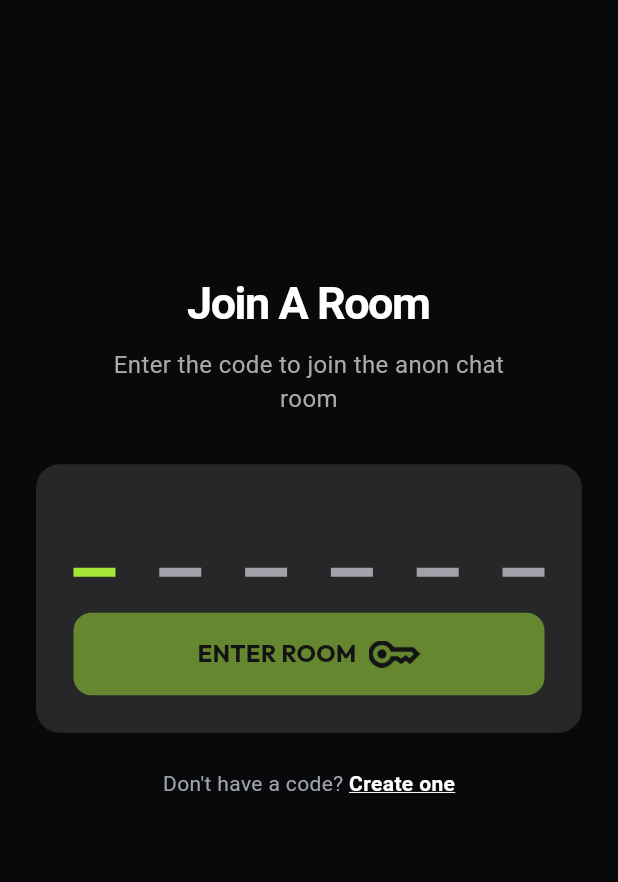
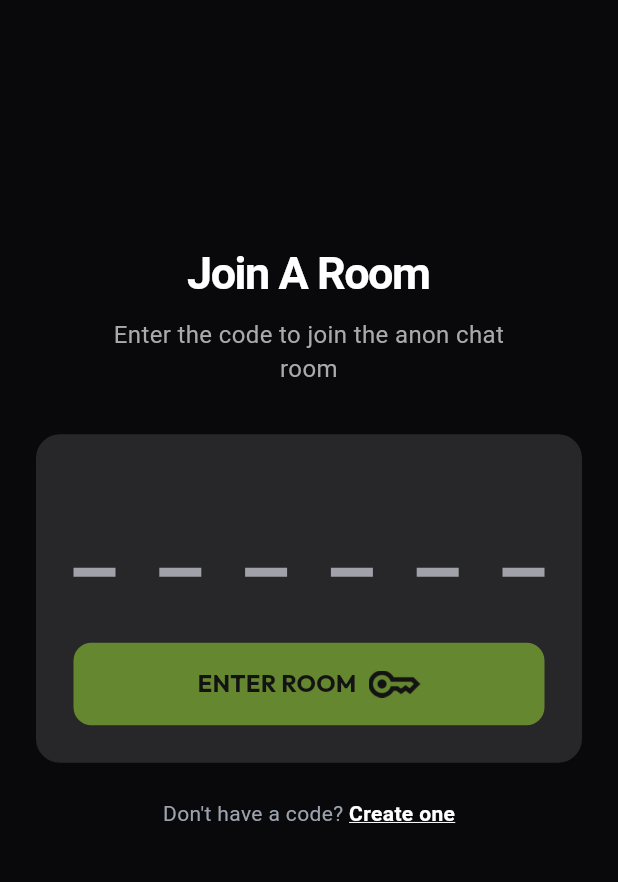
Before and after one commit to harshkumarkhatri/Rumour-App, a Flutter app: the screen it shows after launch, on a phone screen of 412 x 824 dp, the part 159-1041 px from its top. Run offline on Flutter 3.47's test engine with Material 3 defaults, Android fonts, the phone set to English and light mode, and no system bars; our stand-ins replace cloud_firestore, firebase_core, firebase_messaging, flutter_local_notifications, google_fonts, hive_flutter and 1 more; accounts and stored records are empty.

Commit message:
feat: Add focus node to RoomCodeInput, allowing tap to focus the input field.

```diff
--- a/lib/main.dart
+++ b/lib/main.dart
@@ -72,6 +72,7 @@ class _WelcomeScreenState extends State<WelcomeScreen>
   late AnimationController _controller;
   late Animation<double> _fadeAnimation;
   late Animation<Offset> _slideAnimation;
+  final FocusNode _roomCodeFocusNode = FocusNode();
 
   @override
   void initState() {
@@ -94,6 +95,7 @@ class _WelcomeScreenState extends State<WelcomeScreen>
   @override
   void dispose() {
     _controller.dispose();
+    _roomCodeFocusNode.dispose();
     super.dispose();
   }
 
@@ -254,10 +256,18 @@ class _WelcomeScreenState extends State<WelcomeScreen>
                                 ),
                                 const SizedBox(height: 32),
 
-                                AppCard(
+                                GestureDetector(
+                                  behavior: HitTestBehavior.opaque,
+                                  onTap: () {
+                                    FocusScope.of(
+                                      context,
+                                    ).requestFocus(_roomCodeFocusNode);
+                                  },
+                                  child: AppCard(
                                     child: Column(
                                       children: [
                                         RoomCodeInput(
+                                          focusNode: _roomCodeFocusNode,
                                           onChanged: (value) {
                                             setState(() {
                                               _roomCode = value;
@@ -285,7 +295,8 @@ class _WelcomeScreenState extends State<WelcomeScreen>
                                                 milliseconds: 300,
                                               ),
                                               width: double.infinity,
-                                            padding: const EdgeInsets.symmetric(
+                                              padding:
+                                                  const EdgeInsets.symmetric(
                                                     vertical: 16,
                                                   ),
                                               decoration:
@@ -298,7 +309,8 @@ class _WelcomeScreenState extends State<WelcomeScreen>
                                                         child:
                                                             CircularProgressIndicator(
                                                               strokeWidth: 2,
-                                                            color: Colors.black,
+                                                              color:
+                                                                  Colors.black,
                                                             ),
                                                       ),
                                                     )
@@ -314,14 +326,16 @@ class _WelcomeScreenState extends State<WelcomeScreen>
                                                               .labelLarge
                                                               ?.copyWith(
                                                                 fontSize: 16,
-                                                              color:
-                                                                  Colors.black,
+                                                                color: Colors
+                                                                    .black,
                                                                 fontWeight:
                                                                     FontWeight
                                                                         .bold,
                                                               ),
                                                         ),
-                                                      const SizedBox(width: 8),
+                                                        const SizedBox(
+                                                          width: 8,
+                                                        ),
                                                         Image.asset(
                                                           'assets/images/vector.png',
                                                           height: 18,
@@ -334,8 +348,8 @@ class _WelcomeScreenState extends State<WelcomeScreen>
                                                               ) => const Icon(
                                                                 Icons
                                                                     .arrow_forward_rounded,
-                                                              color:
-                                                                  Colors.black,
+                                                                color: Colors
+                                                                    .black,
                                                                 size: 20,
                                                               ),
                                                         ),
@@ -345,6 +359,7 @@ class _WelcomeScreenState extends State<WelcomeScreen>
                                           ),
                                         ),
                                       ],
+                                    ),
                                   ),
                                 ),
                                 const SizedBox(height: 24),
--- a/lib/widgets/room_code_input.dart
+++ b/lib/widgets/room_code_input.dart
@@ -5,11 +5,13 @@ import '../theme/app_colors.dart';
 class RoomCodeInput extends StatefulWidget {
   final ValueChanged<String> onCompleted;
   final ValueChanged<String> onChanged;
+  final FocusNode? focusNode;
 
   const RoomCodeInput({
     super.key,
     required this.onCompleted,
     required this.onChanged,
+    this.focusNode,
   });
 
   @override
@@ -18,20 +20,25 @@ class RoomCodeInput extends StatefulWidget {
 
 class _RoomCodeInputState extends State<RoomCodeInput> {
   final TextEditingController _controller = TextEditingController();
-  final FocusNode _focusNode = FocusNode();
+  late FocusNode _focusNode;
 
   @override
   void dispose() {
     _controller.dispose();
-    _focusNode.dispose();
+    // Only dispose if created internally
+    if (widget.focusNode == null) {
+      _focusNode.dispose();
+    }
     super.dispose();
   }
 
   @override
   void initState() {
     super.initState();
+    _focusNode = widget.focusNode ?? FocusNode();
     WidgetsBinding.instance.addPostFrameCallback((_) {
-      FocusScope.of(context).requestFocus(_focusNode);
+      // Don't auto-focus
+      // FocusScope.of(context).requestFocus(_focusNode);
     });
   }
 
@@ -50,6 +57,8 @@ class _RoomCodeInputState extends State<RoomCodeInput> {
       },
       child: Container(
         color: Colors.transparent,
+        width: double.infinity,
+        padding: const EdgeInsets.symmetric(vertical: 20),
         child: Stack(
           alignment: Alignment.center,
           children: [
```
Lines whose indentation alone changed are shown as unchanged.
